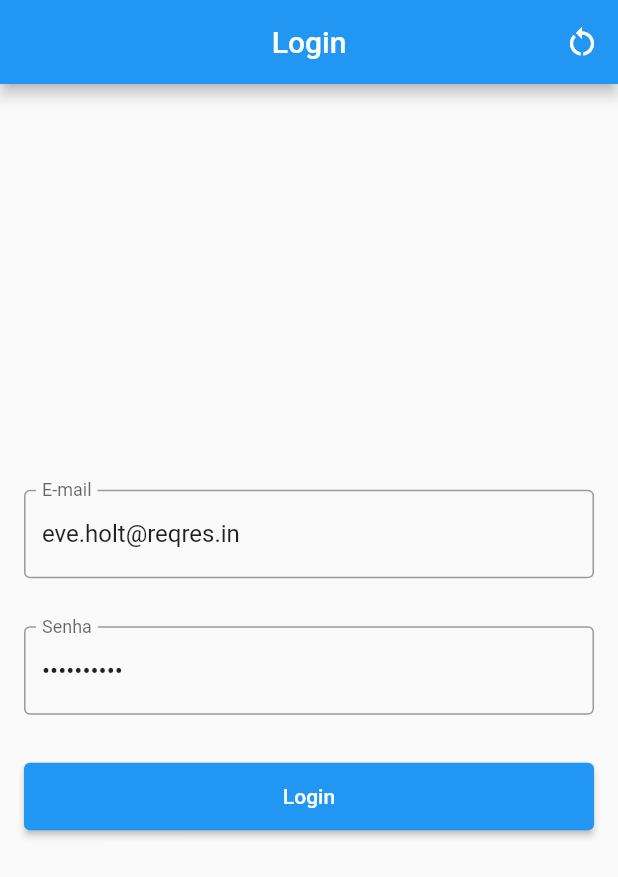
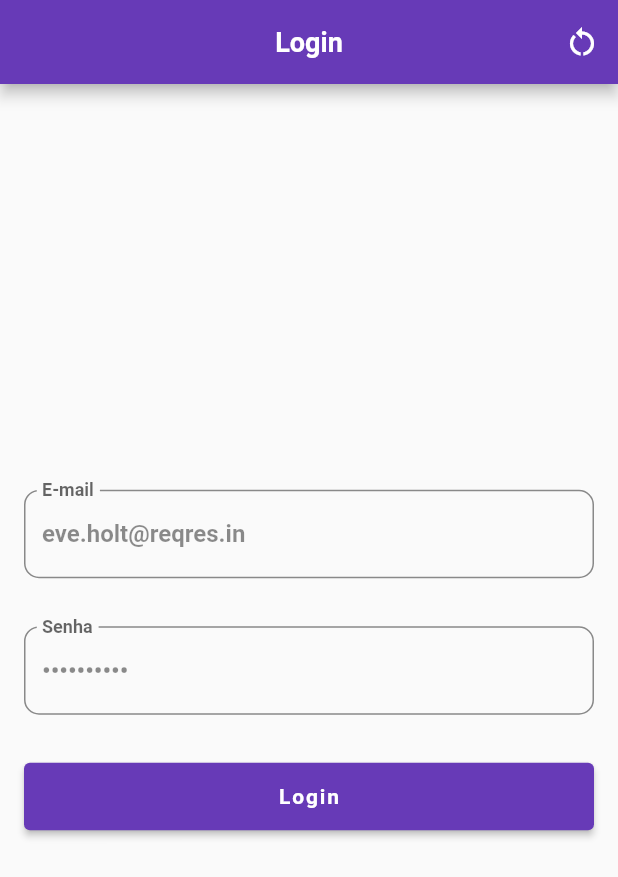
Before and after one commit to Kdiaseng/scaffold_flutter, a Flutter app: the screen it shows after launch, on a phone screen of 412 x 824 dp. Shown: the top 877 px of the screen. Run offline on Flutter 3.47's test engine with Material 2 defaults, Android fonts, the phone set to English and light mode, and no system bars; our stand-ins replace cached_network_image, dio, flutter_svg, get, lottie.

Commit message:
style: update theme

```diff
--- a/lib/app/app_nick_name.dart
+++ b/lib/app/app_nick_name.dart
@@ -5,6 +5,7 @@ import 'package:scaffold_flutter/features/login/view/login_view.dart';
 import 'package:scaffold_flutter/features/users/user_binding.dart';
 import 'package:scaffold_flutter/features/users/view/user_details_view.dart';
 import 'package:scaffold_flutter/features/users/view/users_view.dart';
+import 'package:scaffold_flutter/themes/themes_nick_name.dart';
 
 class AppNickName extends StatelessWidget {
   const AppNickName({Key? key}) : super(key: key);
@@ -32,7 +33,9 @@ class AppNickName extends StatelessWidget {
         ),
       ],
       theme: ThemeData(
-        primarySwatch: Colors.blue,
+        textTheme: ThemesNickName.textTheme,
+        inputDecorationTheme: ThemesNickName.inputDecorationTheme,
+        primarySwatch: Colors.deepPurple,
       ),
     );
   }
--- a/lib/themes/themes_nick_name.dart
+++ b/lib/themes/themes_nick_name.dart
@@ -6,27 +6,32 @@ class ThemesNickName {
 
   static const TextTheme textTheme = TextTheme(
     headline5: TextStyle(
-        color: ColorsNickName.kNickNameRed50,
-        fontSize: 20,
-        fontWeight: FontWeight.bold),
+        color: Colors.black45, fontSize: 20, fontWeight: FontWeight.bold),
     headline6: TextStyle(
-        color: ColorsNickName.kNickNameRed50,
-        fontSize: 18,
+        color: Colors.black45, fontSize: 18, fontWeight: FontWeight.bold),
+    subtitle1: TextStyle(
+        color: Colors.black45, fontSize: 16, fontWeight: FontWeight.bold),
+    subtitle2: TextStyle(
+        color: Colors.black45, fontSize: 14, fontWeight: FontWeight.bold),
+    button: TextStyle(
+        letterSpacing: 1.25,
+        color: Colors.black45,
+        fontSize: 14,
         fontWeight: FontWeight.bold),
   );
 
   static InputDecorationTheme inputDecorationTheme = InputDecorationTheme(
     enabledBorder: OutlineInputBorder(
       borderRadius: BorderRadius.circular(10.0),
-      borderSide: const BorderSide(color: ColorsNickName.kNickNameRed50),
+      borderSide: const BorderSide(color: Colors.black45),
     ),
     focusedBorder: OutlineInputBorder(
       borderRadius: BorderRadius.circular(10.0),
-      borderSide: const BorderSide(color: ColorsNickName.kNickNameRed50),
+      borderSide: const BorderSide(color: Colors.deepPurple),
     ),
     border: OutlineInputBorder(
       borderRadius: BorderRadius.circular(10),
-      borderSide: const BorderSide(color: ColorsNickName.kNickNameRed50),
+      borderSide: const BorderSide(color: Colors.deepPurple),
     ),
   );
 }
```
